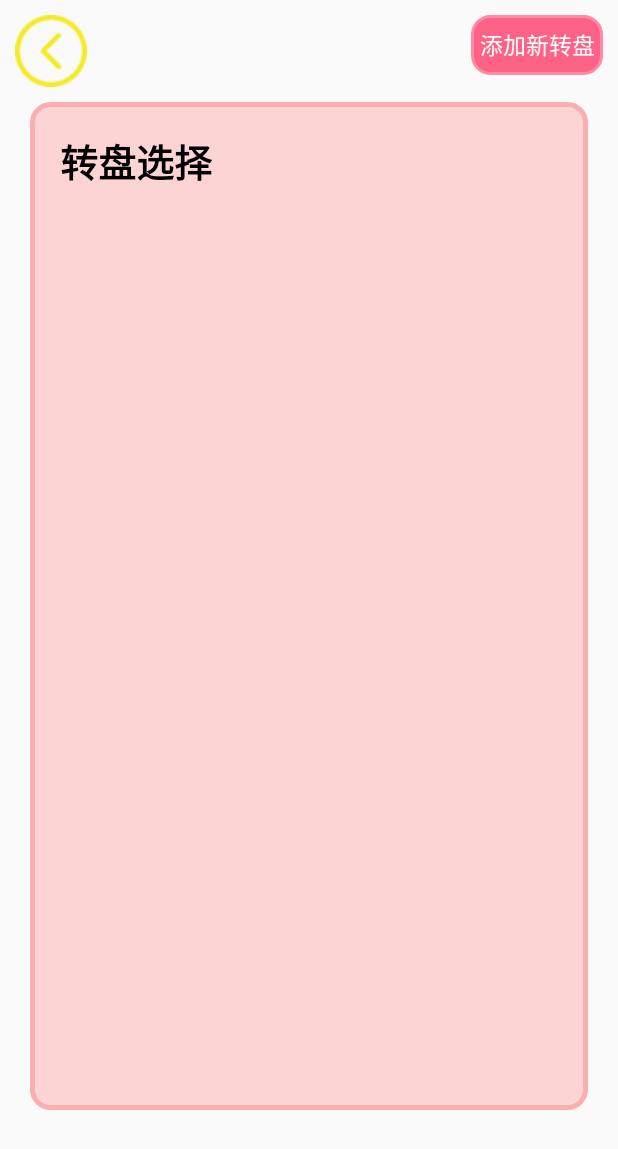
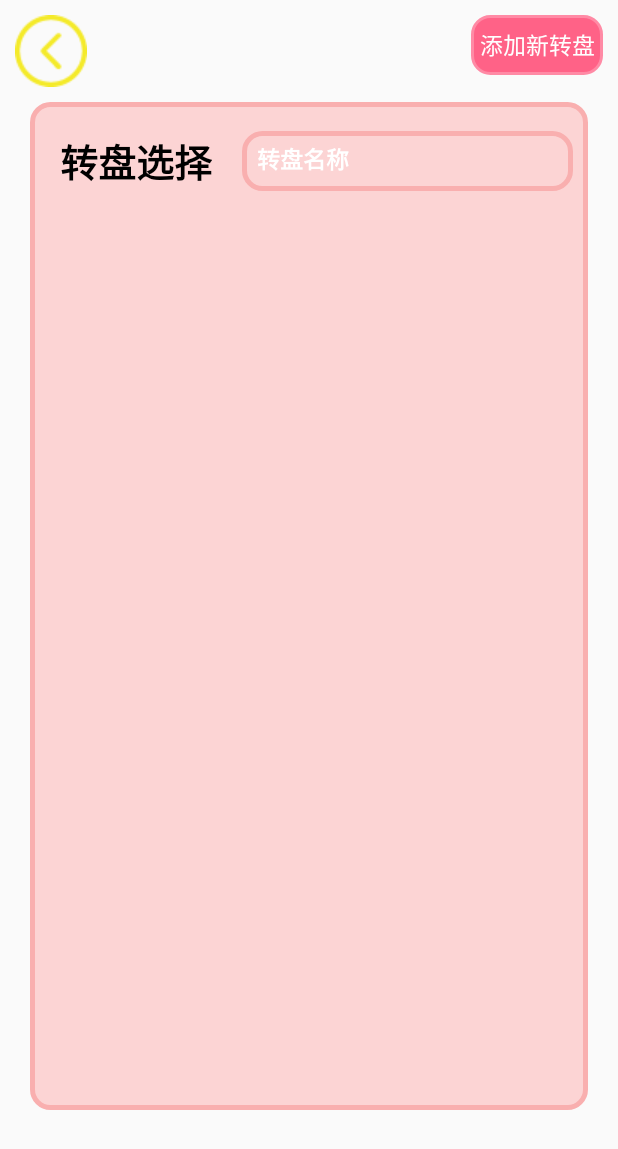
Before and after one commit to whitebutton/Game_mission, an Android app: the layout lh_fragment_choose.xml on its own in the app's theme, with its tools: preview values and no code run, on a phone screen of 412 x 824 dp. Shown: the top 1149 px of the screen. Run offline under Robolectric (Android 15) with nearby library versions, the phone set to English and light mode, and no system bars.

Commit message:
修复转盘功能

```diff
--- a/app/src/main/res/drawable/button_main_bg.xml
+++ b/app/src/main/res/drawable/button_main_bg.xml
@@ -1,5 +1,6 @@
 <?xml version="1.0" encoding="utf-8"?>
-<shape xmlns:android="http://schemas.android.com/apk/res/android">
+<shape xmlns:android="http://schemas.android.com/apk/res/android"
+    android:shape="rectangle">
     <corners android:radius="12dp"></corners>
     <stroke android:color="#ff8aa5" android:width="2dp"></stroke>
     <solid android:color="#fcb3c4"></solid>
--- a/app/src/main/res/layout/lh_adapter_list.xml
+++ b/app/src/main/res/layout/lh_adapter_list.xml
@@ -43,9 +43,10 @@
         android:maxLength="6"
         android:text=""
         android:textColor="#9B5D22"
-        android:textSize="15dp"
+        android:textSize="15sp"
         android:textStyle="bold"
         android:visibility="gone"
+        android:singleLine="true"
         app:layout_constraintBottom_toBottomOf="parent"
         app:layout_constraintRight_toLeftOf="@id/btn"
         app:layout_constraintTop_toTopOf="parent" />
--- a/app/src/main/res/layout/lh_fragment_choose.xml
+++ b/app/src/main/res/layout/lh_fragment_choose.xml
@@ -60,19 +60,20 @@
 
             <EditText
                 android:id="@+id/panname"
-                android:layout_width="0dp"
+                android:layout_width="match_parent"
                 android:layout_height="40dp"
-                android:layout_margin="20dp"
-                android:layout_weight="1"
+                android:layout_marginRight="10dp"
+                android:layout_gravity="center"
                 android:background="@drawable/lh_linear_bg"
-                android:hint="请输入转盘名称"
+                android:hint="转盘名称"
                 android:maxLength="6"
                 android:padding="10dp"
                 android:textColor="#000"
                 android:textColorHint="#ffffff"
                 android:textSize="15dp"
                 android:textStyle="bold"
-                android:visibility="invisible" />
+                android:singleLine="true"
+                 />
         </LinearLayout>
 
         <ListView
```
Also changed, not shown: app/src/main/java/com/example/administrator/game_mission/More/lh/fragment/ChooseFragment.java (+42 -2 lines), app/src/main/java/com/example/administrator/game_mission/More/lh/fragment/PanFragment.java (+9 -7 lines).
